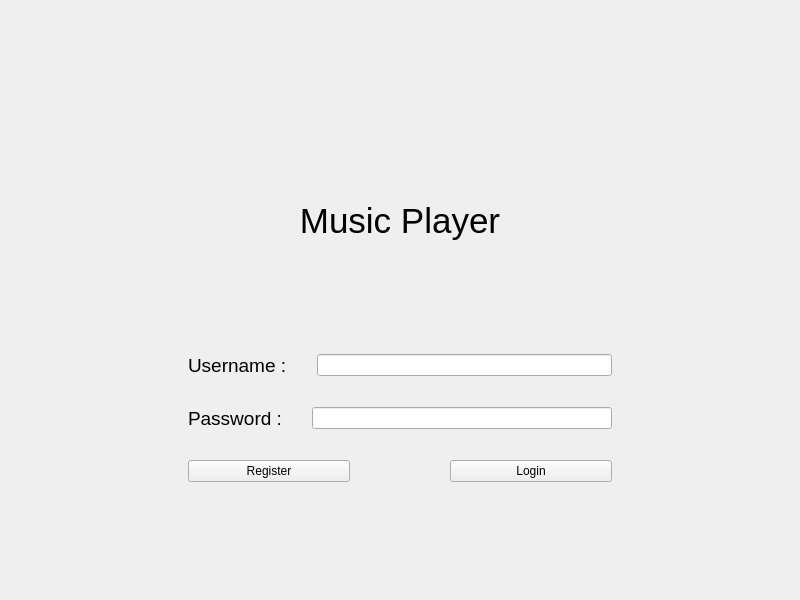
AliSadeghian2007/MusicPlayer, file mainwindow.ui: the form before one commit.
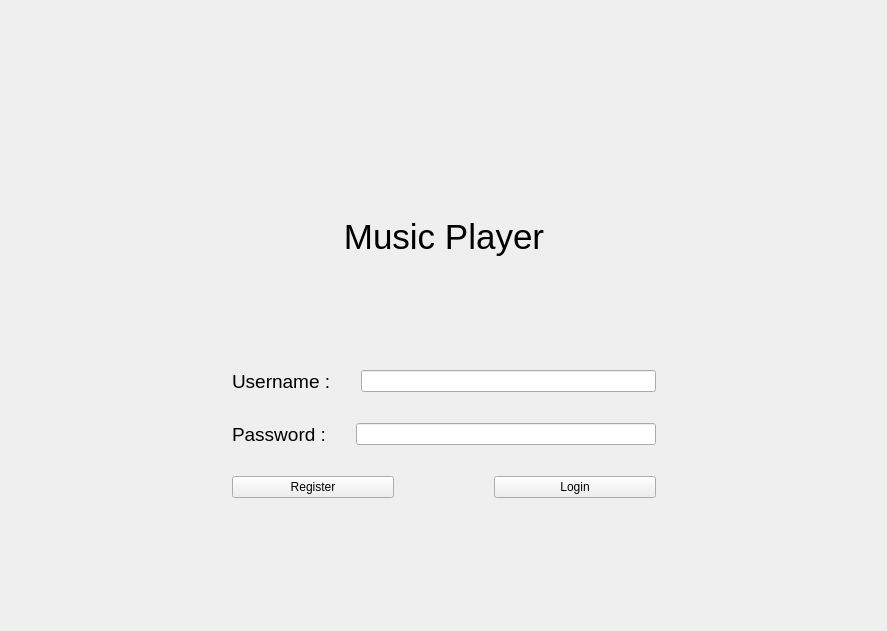
The form after the commit.

Diff of the .ui file:
```diff
--- a/mainwindow.ui
+++ b/mainwindow.ui
@@ -6,8 +6,8 @@
    <rect>
     <x>0</x>
     <y>0</y>
-    <width>800</width>
-    <height>600</height>
+    <width>887</width>
+    <height>631</height>
    </rect>
   </property>
   <property name="minimumSize">
@@ -112,6 +112,9 @@
                 <height>0</height>
                </size>
               </property>
+              <property name="echoMode">
+               <enum>QLineEdit::EchoMode::Password</enum>
+              </property>
              </widget>
             </item>
            </layout>
```
Left out of the diff: 20 changed lines with no effect on the pictures.
